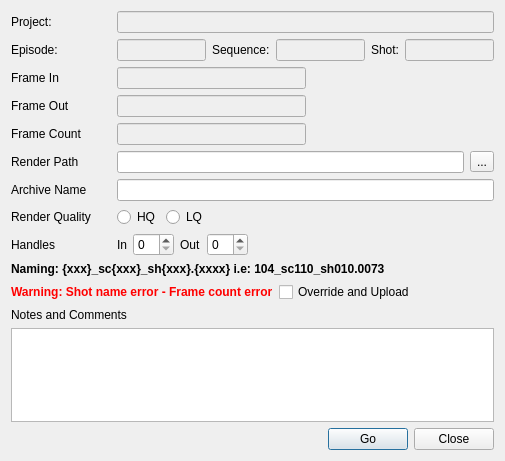
Above: module/wildchildanimation/gui/forms/swing_render_submit.ui from dearyangyu/swing before the change. Below: the same form after it.
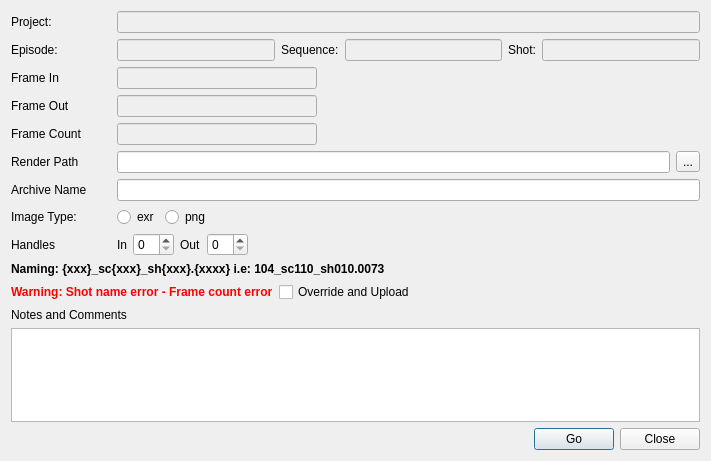
That is the form after the change.

```diff
--- a/module/wildchildanimation/gui/forms/swing_render_submit.ui
+++ b/module/wildchildanimation/gui/forms/swing_render_submit.ui
@@ -12,7 +12,7 @@
    <rect>
     <x>0</x>
     <y>0</y>
-    <width>505</width>
+    <width>711</width>
     <height>461</height>
    </rect>
   </property>
@@ -296,28 +296,22 @@
            <height>0</height>
           </size>
          </property>
-         <property name="maximumSize">
-          <size>
-           <width>100</width>
-           <height>16777215</height>
-          </size>
-         </property>
          <property name="text">
-          <string>Render Quality</string>
+          <string>Image Type:</string>
          </property>
         </widget>
        </item>
        <item>
         <widget class="QRadioButton" name="radioButtonHq">
          <property name="text">
-          <string>HQ</string>
+          <string>exr</string>
          </property>
         </widget>
        </item>
        <item>
         <widget class="QRadioButton" name="radioButtonLq">
          <property name="text">
-          <string>LQ</string>
+          <string>png</string>
          </property>
         </widget>
        </item>
```
Left out of the diff: 6 changed lines with no effect on the pictures.
